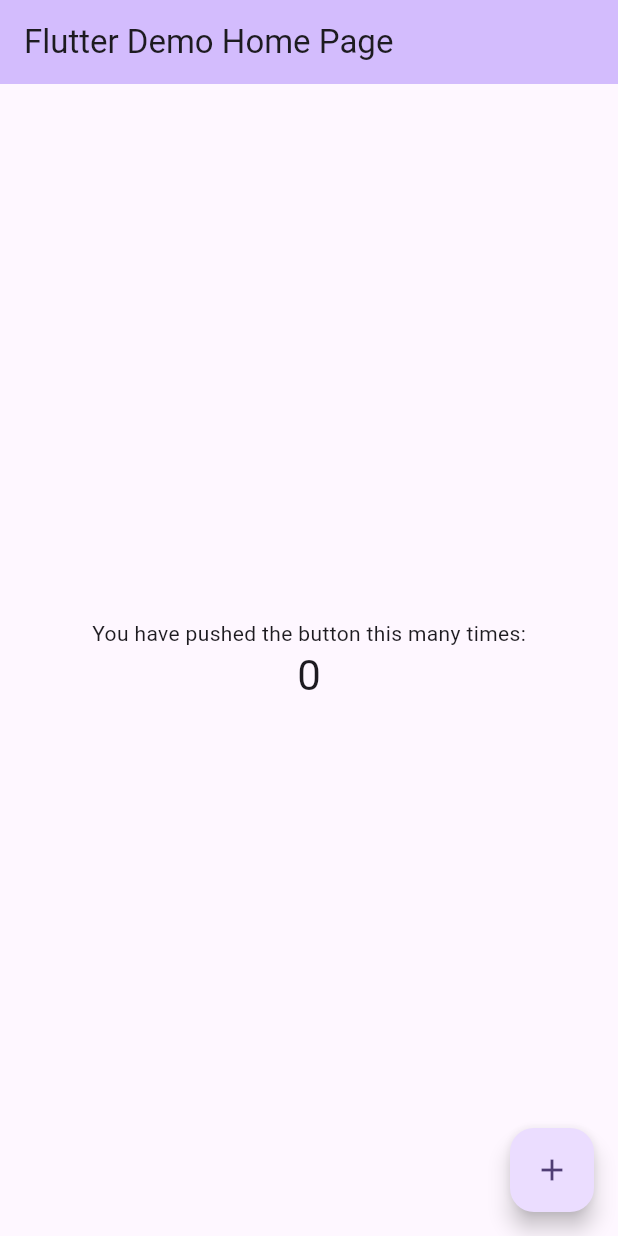
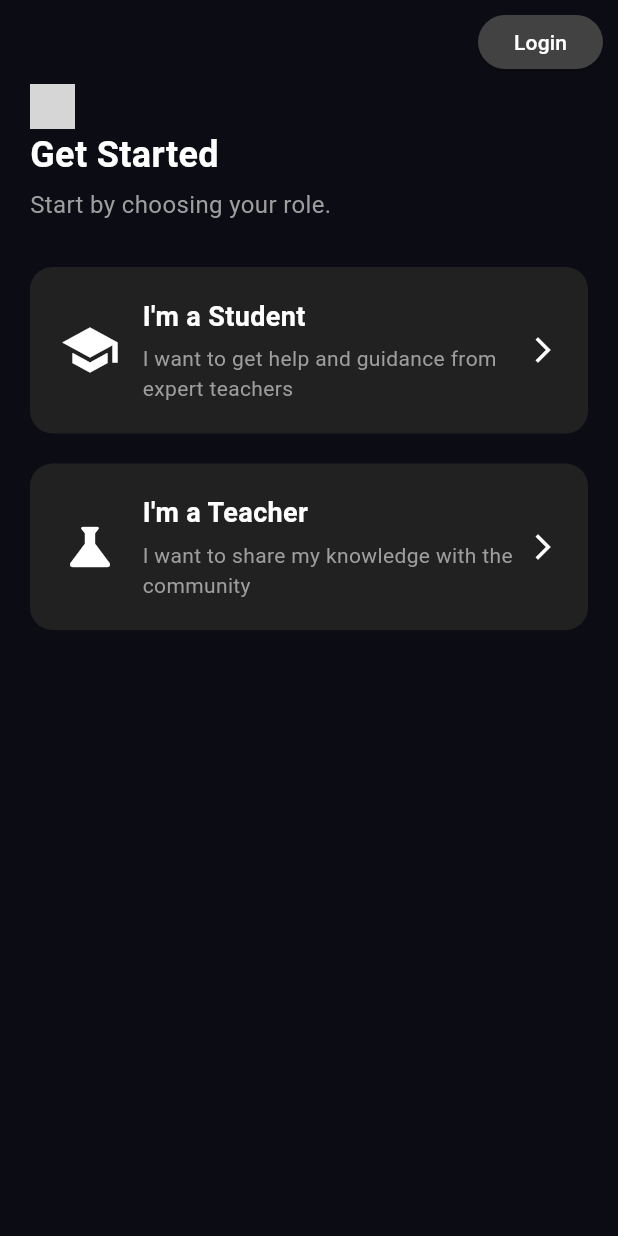
Before and after one commit to Kural002/nexed, a Flutter app: the screen it shows after launch, on a phone screen of 412 x 824 dp. Run offline on Flutter 3.47's test engine with Material 3 defaults, Android fonts, the light colour scheme and no system bars; grey boxes are pictures that could not be loaded.

Commit message:
intro page

```diff
--- /dev/null
+++ b/lib/Colors/app_colors.dart
@@ -0,0 +1,18 @@
+import 'package:flutter/material.dart';
+
+class AppColors {
+  static final primary = Color.fromRGBO(12, 13, 20, 1);
+  static final teritiory = Color.fromRGBO(248, 255, 193, 1);
+  static final grey = Color.fromRGBO(213, 212, 212, 1);
+  static final ashGray = Color.fromRGBO(129, 128, 126, 1);
+  static final softRose = Color.fromRGBO(255, 219, 219, 0.5);
+  static final mintGreen = Color.fromRGBO(219, 255, 237, 1);
+  static final red = Color.fromRGBO(255, 0, 0, 1);
+  static final emeraldGreen = Color.fromRGBO(0, 182, 94, 1);
+  static final cloudtGray = Color.fromRGBO(213, 212, 212, 1);
+  static final pureWhite = Color.fromRGBO(255, 255, 255, 1);
+
+
+
+
+}
--- a/lib/main.dart
+++ b/lib/main.dart
@@ -1,4 +1,5 @@
 import 'package:flutter/material.dart';
+import 'package:nexed/pages/my_intropage.dart';
 
 void main() {
   runApp(const MyApp());
@@ -7,119 +8,17 @@
 class MyApp extends StatelessWidget {
   const MyApp({super.key});
 
-  // This widget is the root of your application.
+
   @override
   Widget build(BuildContext context) {
     return MaterialApp(
       title: 'Flutter Demo',
       theme: ThemeData(
-        // This is the theme of your application.
-        //
-        // TRY THIS: Try running your application with "flutter run". You'll see
-        // the application has a purple toolbar. Then, without quitting the app,
-        // try changing the seedColor in the colorScheme below to Colors.green
-        // and then invoke "hot reload" (save your changes or press the "hot
-        // reload" button in a Flutter-supported IDE, or press "r" if you used
-        // the command line to start the app).
-        //
-        // Notice that the counter didn't reset back to zero; the application
-        // state is not lost during the reload. To reset the state, use hot
-        // restart instead.
-        //
-        // This works for code too, not just values: Most code changes can be
-        // tested with just a hot reload.
+
         colorScheme: ColorScheme.fromSeed(seedColor: Colors.deepPurple),
         useMaterial3: true,
       ),
-      home: const MyHomePage(title: 'Flutter Demo Home Page'),
+      home:MyIntropage(),
     );
   }
 }
-
-class MyHomePage extends StatefulWidget {
-  const MyHomePage({super.key, required this.title});
-
-  // This widget is the home page of your application. It is stateful, meaning
-  // that it has a State object (defined below) that contains fields that affect
-  // how it looks.
-
-  // This class is the configuration for the state. It holds the values (in this
-  // case the title) provided by the parent (in this case the App widget) and
-  // used by the build method of the State. Fields in a Widget subclass are
-  // always marked "final".
-
-  final String title;
-
-  @override
-  State<MyHomePage> createState() => _MyHomePageState();
-}
-
-class _MyHomePageState extends State<MyHomePage> {
-  int _counter = 0;
-
-  void _incrementCounter() {
-    setState(() {
-      // This call to setState tells the Flutter framework that something has
-      // changed in this State, which causes it to rerun the build method below
-      // so that the display can reflect the updated values. If we changed
-      // _counter without calling setState(), then the build method would not be
-      // called again, and so nothing would appear to happen.
-      _counter++;
-    });
-  }
-
-  @override
-  Widget build(BuildContext context) {
-    // This method is rerun every time setState is called, for instance as done
-    // by the _incrementCounter method above.
-    //
-    // The Flutter framework has been optimized to make rerunning build methods
-    // fast, so that you can just rebuild anything that needs updating rather
-    // than having to individually change instances of widgets.
-    return Scaffold(
-      appBar: AppBar(
-        // TRY THIS: Try changing the color here to a specific color (to
-        // Colors.amber, perhaps?) and trigger a hot reload to see the AppBar
-        // change color while the other colors stay the same.
-        backgroundColor: Theme.of(context).colorScheme.inversePrimary,
-        // Here we take the value from the MyHomePage object that was created by
-        // the App.build method, and use it to set our appbar title.
-        title: Text(widget.title),
-      ),
-      body: Center(
-        // Center is a layout widget. It takes a single child and positions it
-        // in the middle of the parent.
-        child: Column(
-          // Column is also a layout widget. It takes a list of children and
-          // arranges them vertically. By default, it sizes itself to fit its
-          // children horizontally, and tries to be as tall as its parent.
-          //
-          // Column has various properties to control how it sizes itself and
-          // how it positions its children. Here we use mainAxisAlignment to
-          // center the children vertically; the main axis here is the vertical
-          // axis because Columns are vertical (the cross axis would be
-          // horizontal).
-          //
-          // TRY THIS: Invoke "debug painting" (choose the "Toggle Debug Paint"
-          // action in the IDE, or press "p" in the console), to see the
-          // wireframe for each widget.
-          mainAxisAlignment: MainAxisAlignment.center,
-          children: <Widget>[
-            const Text(
-              'You have pushed the button this many times:',
-            ),
-            Text(
-              '$_counter',
-              style: Theme.of(context).textTheme.headlineMedium,
-            ),
-          ],
-        ),
-      ),
-      floatingActionButton: FloatingActionButton(
-        onPressed: _incrementCounter,
-        tooltip: 'Increment',
-        child: const Icon(Icons.add),
-      ), // This trailing comma makes auto-formatting nicer for build methods.
-    );
-  }
-}
--- /dev/null
+++ b/lib/pages/my_intropage.dart
@@ -0,0 +1,115 @@
+import 'package:flutter/material.dart';
+import 'package:nexed/Colors/app_colors.dart';
+
+class MyIntropage extends StatelessWidget {
+  const MyIntropage({super.key});
+
+  @override
+  Widget build(BuildContext context) {
+    return Scaffold(
+      backgroundColor: AppColors.primary,
+      appBar: AppBar(
+        backgroundColor: AppColors.primary,
+        elevation: 0,
+        actions: [
+          Padding(
+            padding: const EdgeInsets.all(10.0),
+            child: ElevatedButton(
+              style: ElevatedButton.styleFrom(
+                backgroundColor: Colors.grey[800],
+                foregroundColor: Colors.white,
+                shape: RoundedRectangleBorder(
+                  borderRadius: BorderRadius.circular(20),
+                ),
+              ),
+              onPressed: () {},
+              child: const Text("Login"),
+            ),
+          ),
+        ],
+      ),
+      body: Padding(
+        padding: const EdgeInsets.symmetric(horizontal: 20),
+        child: Column(
+          crossAxisAlignment: CrossAxisAlignment.start,
+          children: [
+            Image.asset(
+              "lib/Assets/ne.png",
+              height: 30,
+              width: 30,
+            ),
+            const Text(
+              "Get Started",
+              style: TextStyle(
+                  fontSize: 24,
+                  fontWeight: FontWeight.bold,
+                  color: Colors.white),
+            ),
+            const SizedBox(height: 5),
+            const Text(
+              "Start by choosing your role.",
+              style: TextStyle(fontSize: 16, color: Colors.grey),
+            ),
+            const SizedBox(height: 30),
+            _buildRoleCard(
+              icon: Icons.school,
+              title: "I'm a Student",
+              subtitle: "I want to get help and guidance from expert teachers",
+              onTap: () {},
+            ),
+            const SizedBox(height: 20),
+            _buildRoleCard(
+              icon: Icons.science,
+              title: "I'm a Teacher",
+              subtitle: "I want to share my knowledge with the community",
+              onTap: () {},
+            ),
+          ],
+        ),
+      ),
+    );
+  }
+
+  Widget _buildRoleCard(
+      {required IconData icon,
+      required String title,
+      required String subtitle,
+      required VoidCallback onTap}) {
+    return GestureDetector(
+      onTap: onTap,
+      child: Container(
+        padding: const EdgeInsets.all(20),
+        decoration: BoxDecoration(
+          color: Colors.grey[900],
+          borderRadius: BorderRadius.circular(15),
+        ),
+        child: Row(
+          children: [
+            Icon(icon, size: 40, color: Colors.white),
+            const SizedBox(width: 15),
+            Expanded(
+              child: Column(
+                crossAxisAlignment: CrossAxisAlignment.start,
+                children: [
+                  Text(
+                    title,
+                    style: const TextStyle(
+                        fontSize: 18,
+                        fontWeight: FontWeight.bold,
+                        color: Colors.white),
+                  ),
+                  const SizedBox(height: 5),
+                  Text(
+                    subtitle,
+                    style: const TextStyle(fontSize: 14, color: Colors.grey),
+                  ),
+                ],
+              ),
+            ),
+            const Icon(Icons.arrow_forward_ios, color: Colors.white, size: 20),
+          ],
+        ),
+      ),
+    );
+  }
+}
--- a/pubspec.yaml
+++ b/pubspec.yaml
@@ -58,8 +58,8 @@ flutter:
   uses-material-design: true
 
   # To add assets to your application, add an assets section, like this:
-  # assets:
-  #   - images/a_dot_burr.jpeg
+  assets:
+     - lib/Assets/images/
   #   - images/a_dot_ham.jpeg
 
   # An image asset can refer to one or more resolution-specific "variants", see
```
